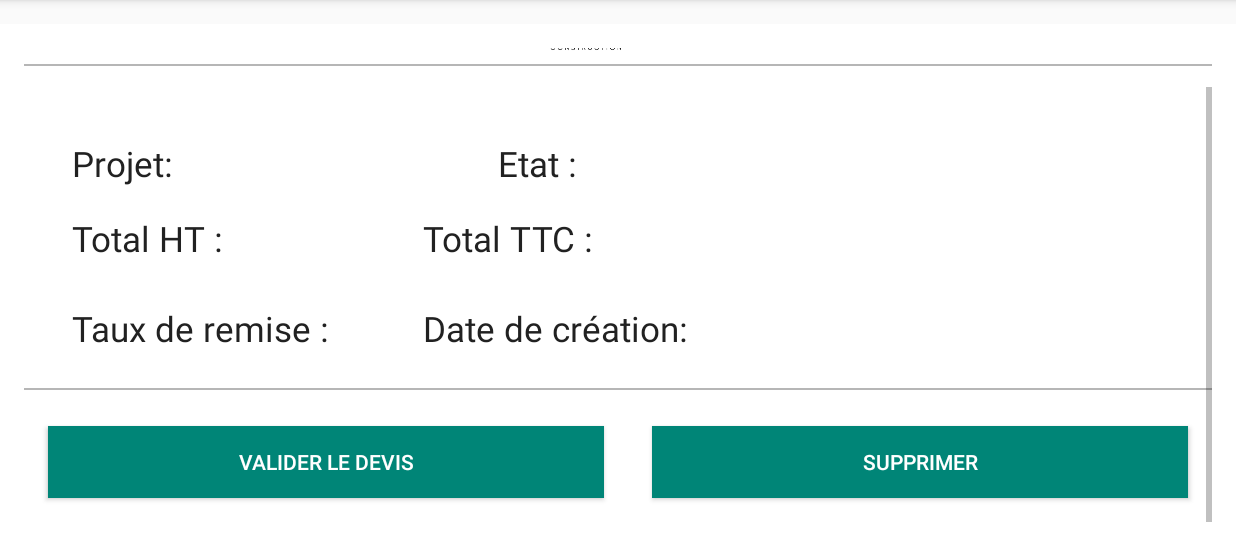
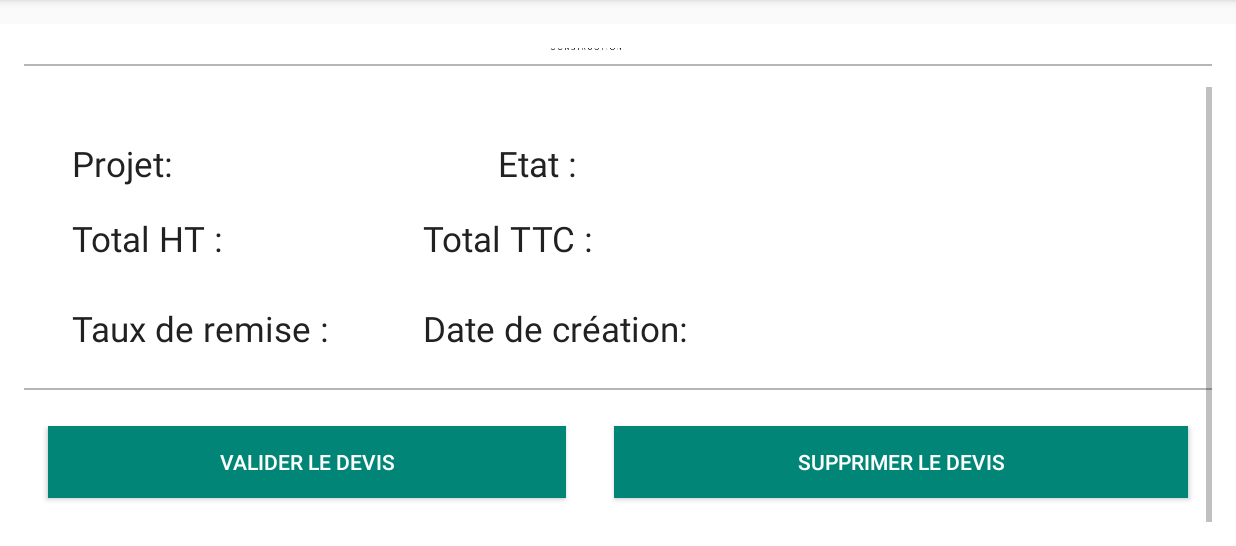
Before and after one commit to MaderaEquipe/AndroidApp, an Android app: the DevisDetails screen opened directly, with no data from a screen before it, scrolled down 47 dp, on a phone screen of 824 x 412 dp (held sideways), the part 72-618 px from its top. Run offline under Robolectric (Android 15) with nearby library versions, the phone set to English and light mode, and no system bars.

```diff
--- a/app/src/main/res/layout/activity_devis_details.xml
+++ b/app/src/main/res/layout/activity_devis_details.xml
@@ -219,7 +219,7 @@
                 android:layout_margin="16dp"
                 android:layout_weight="0.35"
                 android:background="#008577"
-                android:text="Supprimer" />
+                android:text="Supprimer le devis" />
 
 
         </LinearLayout>
```
